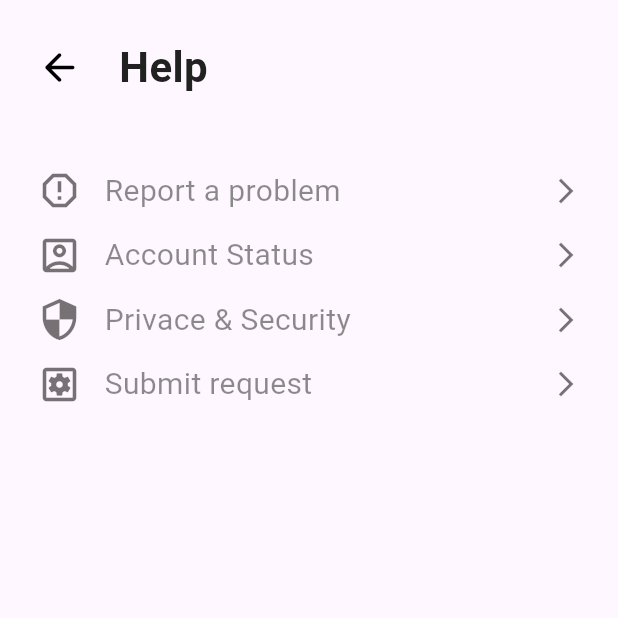
After one commit to immanuelmathari/flutter-task-management, a Flutter app: the menuPage screen opened directly, after a tap on "Help", on a phone screen of 412 x 824 dp, the top half of it. The commit adds this screen. Run offline on Flutter 3.47's test engine with Material 3 defaults, Android fonts, the phone set to English and light mode, and no system bars; our stand-ins replace dotted_border.

Commit message:
help page

```diff
--- /dev/null
+++ b/lib/Screens/HelpPage.dart
@@ -0,0 +1,36 @@
+import 'package:flutter/material.dart';
+import 'package:taskmanagement/Screens/HomePage.dart';
+import 'package:taskmanagement/Screens/MenuPage.dart';
+import 'package:taskmanagement/components/upper_header.dart';
+import 'package:taskmanagement/components/customText.dart';
+import 'package:taskmanagement/Screens/privacySecurity.dart';
+
+class HelpPage extends StatelessWidget {
+  const HelpPage({super.key});
+
+  @override
+  Widget build(BuildContext context) {
+    var he = MediaQuery.of(context).size.height;
+    return SafeArea(
+      child: Scaffold(
+        body: Padding(
+            padding: EdgeInsets.only(left: he * 0.03, right: he * 0.03),
+          child: Column(
+            children: [
+              upperHeader("Help", context, false, page: const menuPage()),
+              SizedBox(
+                height: he * 0.042,
+              ),
+              CustomOption("Report a problem", Icons.report_gmailerrorred, () {}),
+              CustomOption("Account Status", Icons.account_box_outlined, () {}),
+              CustomOption("Privace & Security", Icons.security, () {}),
+              CustomOption("Submit request", Icons.settings_applications_outlined, () {}),
+
+            ]
+          )
+
+        ),
+      )
+    );
+  }
+}
--- a/lib/Screens/MenuPage.dart
+++ b/lib/Screens/MenuPage.dart
@@ -1,5 +1,6 @@
 import 'package:flutter/material.dart';
 import 'package:flutter/services.dart';
+import 'package:taskmanagement/Screens/HelpPage.dart';
 import 'package:taskmanagement/Screens/HomePage.dart';
 import 'package:taskmanagement/Screens/Settings.dart';
 
@@ -51,7 +52,17 @@ class _menuPageState extends State<menuPage> {
             SizedBox(
               height: he * 0.03,
             ),
-            Text('Help', style: TextStyle(fontSize: 20)),
+            GestureDetector(
+              onTap: () {
+                Navigator.push(
+                  context,
+                  MaterialPageRoute(
+                    builder: (context) => HelpPage(),
+                  )
+                );
+              },
+              child: Text('Help', style: TextStyle(fontSize: 20)),
+            ),
             SizedBox(
               height: he * 0.03,
             ),
--- a/lib/Screens/profilepage.dart
+++ b/lib/Screens/profilepage.dart
@@ -113,6 +113,7 @@ class _ProfilePageState extends State<ProfilePage> {
                         height: he * 0.045,
                         width: he * 0.20,
                         child: TextFormField(
+                          keyboardType: TextInputType.name,
                             decoration: InputDecoration(
                                 contentPadding: const EdgeInsets.only(left: 10, top: 12),
                                 hintText: 'Mathari Immanuel',
@@ -164,6 +165,7 @@ class _ProfilePageState extends State<ProfilePage> {
                         height: he * 0.045,
                         width: he * 0.25,
                         child: TextFormField(
+                          keyboardType: TextInputType.number,
                             decoration: InputDecoration(
                                 contentPadding: const EdgeInsets.only(left: 10, top: 12),
                                 hintText: '+254797952810',
@@ -215,6 +217,7 @@ class _ProfilePageState extends State<ProfilePage> {
                         height: he * 0.045,
                         width: he * 0.25,
                         child: TextFormField(
+                          keyboardType: TextInputType.emailAddress,
                             decoration: InputDecoration(
                                 contentPadding: const EdgeInsets.only(left: 10, top: 12),
                                 hintText: 'immanuelmathari@gmail.com',
```
